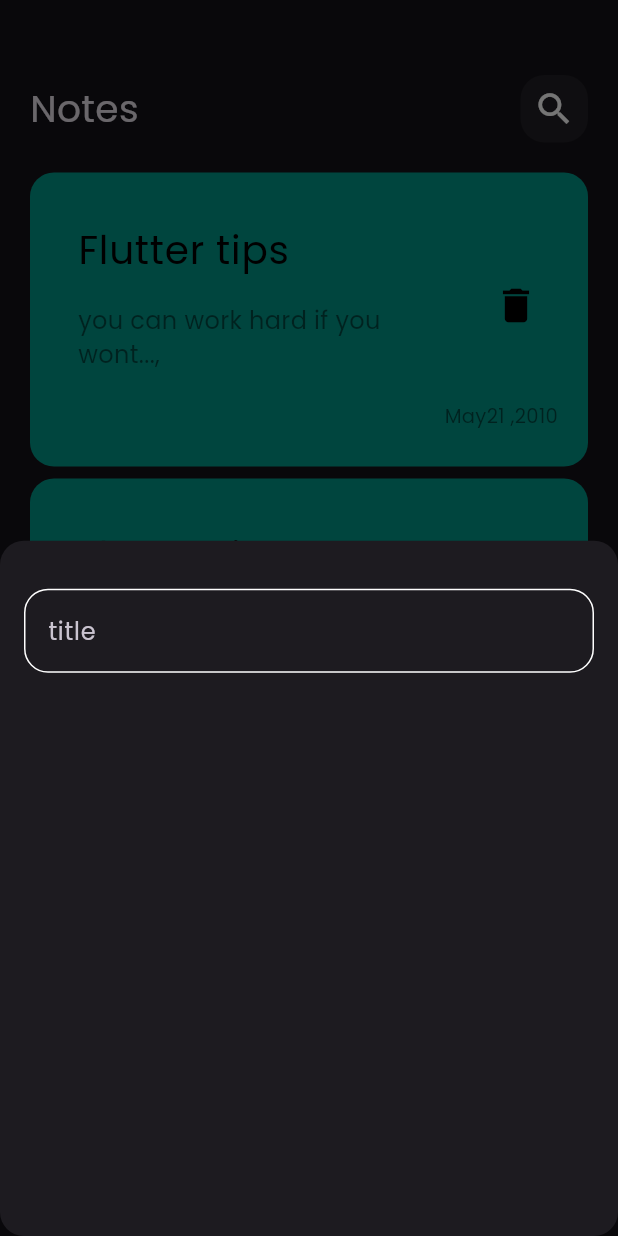
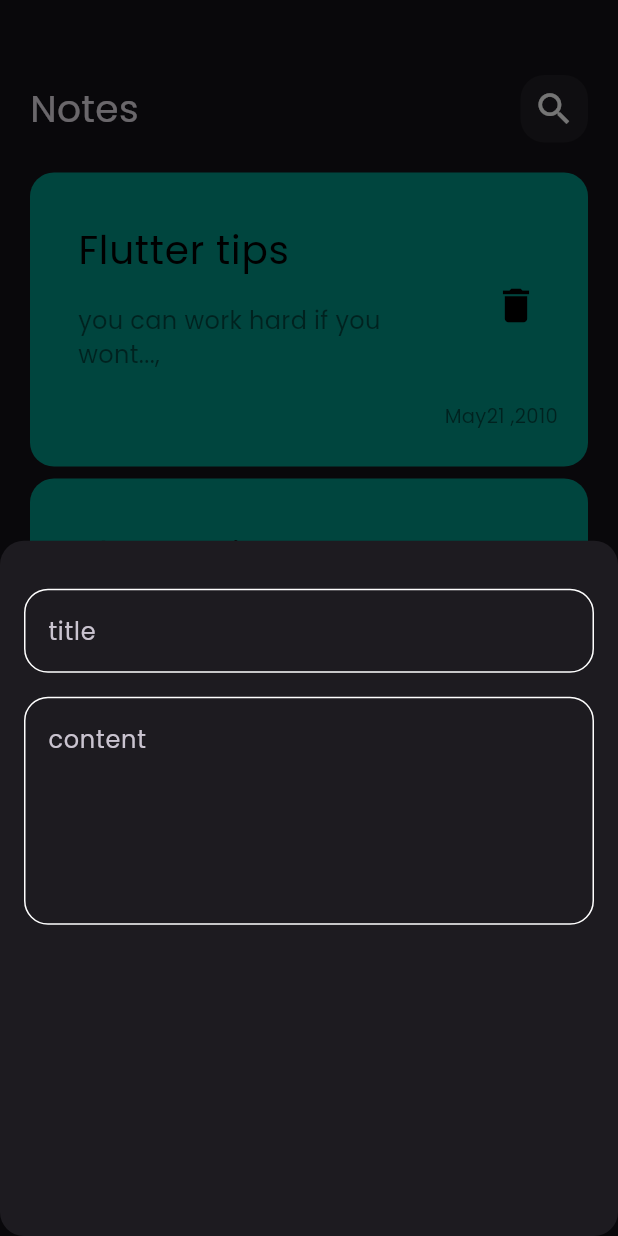
Before and after one commit to amira7assan/Nots_app, a Flutter app: the screen it shows after launch, after a tap on the "add" icon, on a phone screen of 412 x 824 dp. Run offline on Flutter 3.47's test engine with Material 3 defaults, Android fonts, the phone set to English and light mode, and no system bars.

Commit message:
add fields to buttom sheet

```diff
--- a/lib/Widgets/AddNoteButtomSheet.dart
+++ b/lib/Widgets/AddNoteButtomSheet.dart
@@ -12,7 +12,12 @@ class AddNoteButtomSheet extends StatelessWidget {
           SizedBox(
             height: 32,
           ),
-          Customtextfield(),
+          Customtextfield(hint: 'title',),
+          SizedBox(
+            height: 16,
+          ),
+          Customtextfield(hint: 'content',
+          maxline: 5,),
         ],
       ),
     );
--- a/lib/Widgets/CustomTextField.dart
+++ b/lib/Widgets/CustomTextField.dart
@@ -2,14 +2,17 @@ import 'package:flutter/material.dart';
 import 'package:nots_app/Widgets/const.dart';
 
 class Customtextfield extends StatelessWidget {
-  const Customtextfield({super.key});
+  const Customtextfield({super.key, required this.hint, this.maxline=1});
 
+  final String hint;
+  final int maxline;
   @override
   Widget build(BuildContext context) {
     return TextField(
       cursorColor: KPrimaryColor,
+      maxLines: maxline,
       decoration: InputDecoration(
-        hintText: "title",
+        hintText: hint,
        //hintStyle: TextStyle(
          // color: KPrimaryColor
         //),
```
